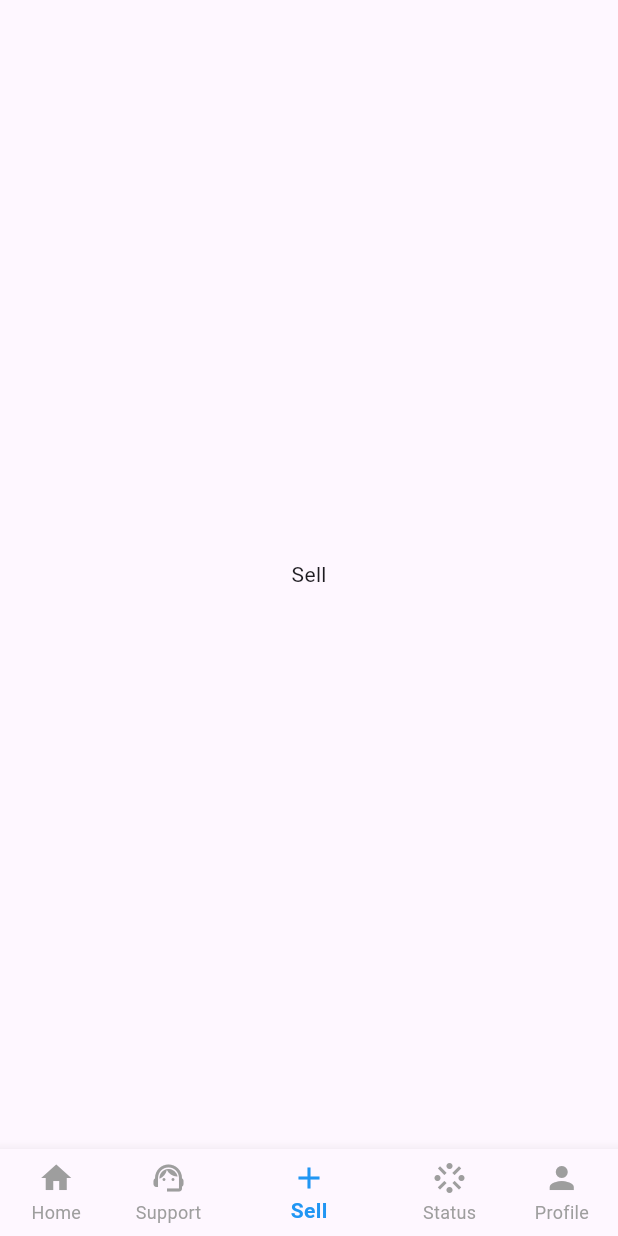
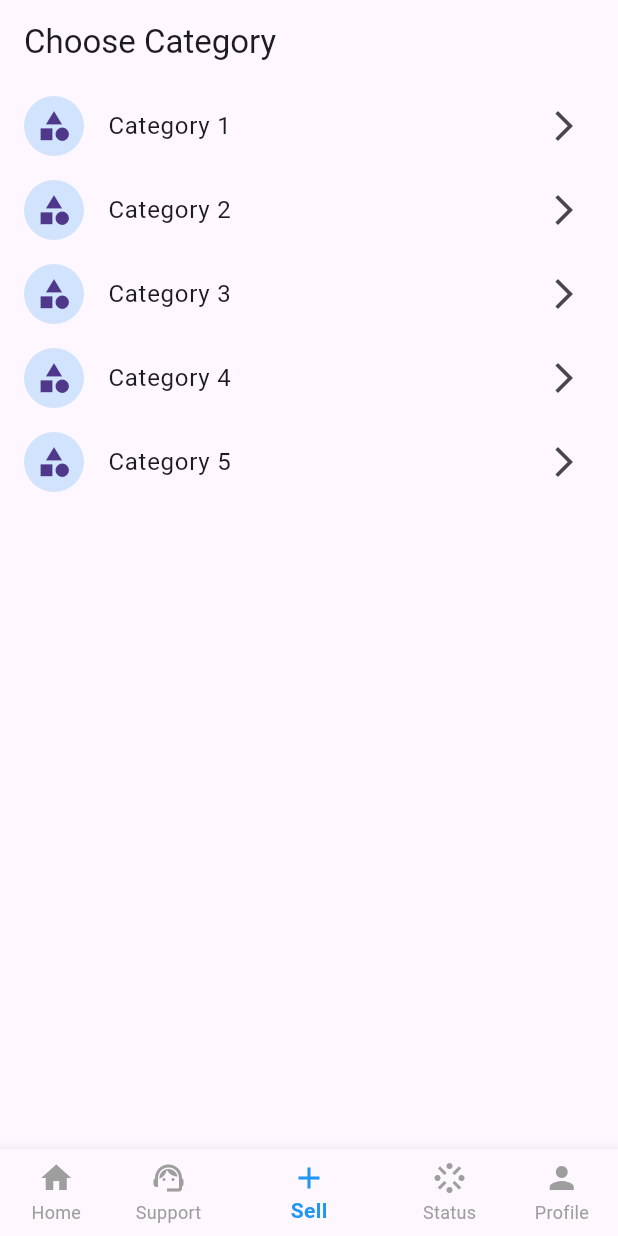
Before and after one commit to Greencreon-LLP-2/Lelam-online-V2, a Flutter app: the screen it shows after launch, item 3 of the bottom bar chosen, on a phone screen of 412 x 824 dp. Run offline on Flutter 3.47's test engine with Material 3 defaults, Android fonts, the phone set to English and light mode, and no system bars.

Commit message:
added sell page

```diff
--- a/lib/feature/home/view/pages/main_scaffold.dart
+++ b/lib/feature/home/view/pages/main_scaffold.dart
@@ -3,6 +3,7 @@
 import 'package:flutter/material.dart';
 import 'package:lelamonline_flutter/core/theme/app_theme.dart';
 import 'package:lelamonline_flutter/feature/home/view/pages/home_page.dart';
+import 'package:lelamonline_flutter/feature/sell/view/pages/sell_page.dart';
 
 class MainScaffold extends StatefulWidget {
   const MainScaffold({super.key});
@@ -17,7 +18,7 @@ class _MainScaffoldState extends State<MainScaffold> {
   final List<Widget> _pages = [
     HomePage(),
     Center(child: Text('Support')),
-    Center(child: Text('Sell')),
+    SellPage(),
     Center(child: Text('Status')),
     Center(child: Text('Profile')),
   ];
--- /dev/null
+++ b/lib/feature/sell/view/pages/sell_page.dart
@@ -0,0 +1,26 @@
+import 'package:flutter/material.dart';
+import 'package:lelamonline_flutter/core/theme/app_theme.dart';
+
+class SellPage extends StatelessWidget {
+  const SellPage({super.key});
+
+  @override
+  Widget build(BuildContext context) {
+    return Scaffold(
+      appBar: AppBar(title: Text('Choose Category')),
+      body: ListView.builder(
+        itemCount: 5,
+        itemBuilder: (context, index) {
+          return ListTile(
+            title: Text('Category ${index + 1}'),
+            leading: CircleAvatar(
+              backgroundColor: AppTheme.primaryColor.withOpacity(0.2),
+              child: Icon(Icons.category),
+            ),
+            trailing: Icon(Icons.arrow_forward_ios),
+          );
+        },
+      ),
+    );
+  }
+}
```
